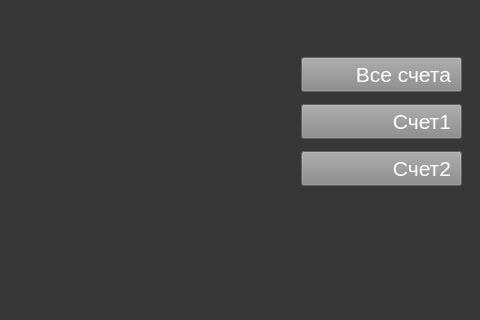
Old version of the form ui/main.ui in the repository Protocs/OkayMoney; both pictures show x 539 to 1019 and y 0 to 320 of the 1019 by 670 pixel window.
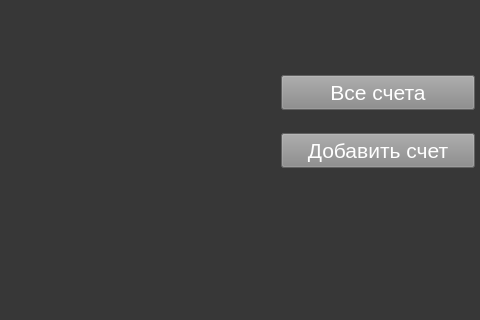
New version of the form.

Commit message: Добавлена кнопка "Добавить счет" в главное окно

The edit to the form file:
```diff
--- a/ui/main.ui
+++ b/ui/main.ui
@@ -37,15 +37,15 @@
    <widget class="QWidget" name="layoutWidget">
     <property name="geometry">
      <rect>
-      <x>840</x>
+      <x>820</x>
       <y>50</y>
-      <width>161</width>
+      <width>194</width>
       <height>141</height>
      </rect>
     </property>
     <layout class="QVBoxLayout" name="verticalLayout_3">
      <property name="spacing">
-      <number>7</number>
+      <number>0</number>
      </property>
      <item>
       <widget class="QPushButton" name="AllBills">
@@ -67,9 +67,9 @@
         </font>
        </property>
        <property name="styleSheet">
-        <string notr="true">text-align:right;
+        <string notr="true">text-align: center;
 background-color: rgb(136, 136, 136);
-padding-right:10px;</string>
+</string>
        </property>
        <property name="text">
         <string>Все счета</string>
@@ -96,41 +96,12 @@
         </font>
        </property>
        <property name="styleSheet">
-        <string notr="true">text-align:right;
+        <string notr="true">text-align:center;
 background-color: rgb(136, 136, 136);
-padding-right:10px;</string>
+</string>
        </property>
        <property name="text">
-        <string>Счет1</string>
-       </property>
-      </widget>
-     </item>
-     <item>
-      <widget class="QPushButton" name="Bill2">
-       <property name="minimumSize">
-        <size>
-         <width>0</width>
-         <height>35</height>
-        </size>
-       </property>
-       <property name="maximumSize">
-        <size>
-         <width>400</width>
-         <height>30</height>
-        </size>
-       </property>
-       <property name="font">
-        <font>
-         <pointsize>16</pointsize>
-        </font>
-       </property>
-       <property name="styleSheet">
-        <string notr="true">text-align:right;
-background-color: rgb(136, 136, 136);
-padding-right:10px;</string>
-       </property>
-       <property name="text">
-        <string>Счет2</string>
+        <string>Добавить счет</string>
        </property>
       </widget>
      </item>
```
Left out of the diff: 2 changed lines with no effect on the pictures.
